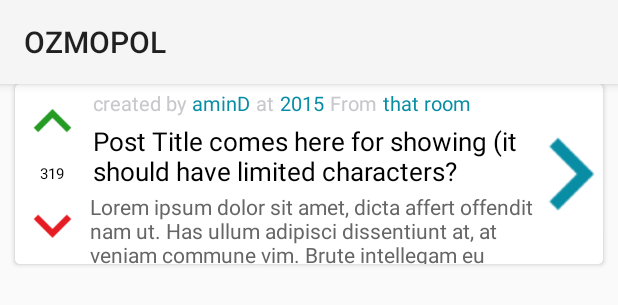
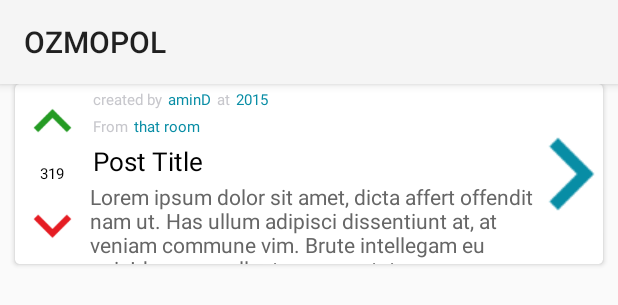
Before and after one commit to OZMOPOL/OZMO-ANDROID, an Android app: the layout post_item.xml on its own in the app's theme, with its tools: preview values and no code run, on a phone screen of 412 x 824 dp. Shown: the top 305 px of the screen. Run offline under Robolectric (Android 15) with nearby library versions, the light colour scheme and no system bars.

Commit message:
Issue #11 resolved: post_item.xml was fixed for phone displays.

```diff
--- a/app/src/main/res/layout/post_item.xml
+++ b/app/src/main/res/layout/post_item.xml
@@ -82,7 +82,7 @@
                         android:layout_height="wrap_content"
                         android:padding="2dp"
                         android:textColor="@color/text_gray_color"
-                        android:textSize="13dp"
+                        android:textSize="10dp"
                         android:text="created by"/>
                     <TextView
                         android:id="@+id/tv_user"
@@ -90,14 +90,14 @@
                         android:layout_height="wrap_content"
                         android:padding="2dp"
                         android:textColor="@color/line_color"
-                        android:textSize="13dp"
+                        android:textSize="10dp"
                         android:text="aminD"/>
                     <TextView
                         android:layout_width="wrap_content"
                         android:layout_height="wrap_content"
                         android:padding="2dp"
                         android:textColor="@color/text_gray_color"
-                        android:textSize="13dp"
+                        android:textSize="10dp"
                         android:text="at"/>
                     <TextView
                         android:id="@+id/tv_createDate"
@@ -105,27 +105,34 @@
                         android:layout_height="wrap_content"
                         android:padding="2dp"
                         android:textColor="@color/line_color"
-                        android:textSize="13dp"
+                        android:textSize="10dp"
                         android:text="2015"/>
+
+                </LinearLayout>
+
+
+                <LinearLayout
+                    android:orientation="horizontal"
+                    android:layout_width="match_parent"
+                    android:layout_height="wrap_content">
+
                     <TextView
                         android:layout_width="wrap_content"
                         android:layout_height="wrap_content"
                         android:padding="2dp"
                         android:textColor="@color/text_gray_color"
-                        android:textSize="13dp"
+                        android:textSize="10dp"
                         android:text="From"/>
+
                     <TextView
                         android:id="@+id/tv_room"
                         android:layout_width="wrap_content"
                         android:layout_height="wrap_content"
                         android:padding="2dp"
                         android:textColor="@color/line_color"
-                        android:textSize="13dp"
+                        android:textSize="10dp"
                         android:text="that room"/>
-
-                    </LinearLayout>
-
-
+                </LinearLayout>
 
                 <TextView
                     android:id="@+id/tv_post_title"
@@ -134,7 +141,7 @@
                     android:padding="2dp"
                     android:textColor="@color/title_color"
                     android:textSize="17dp"
-                    android:text="Post Title comes here for showing (it should have limited characters?"/>
+                    android:text="Post Title"/>
 
 
 
```
